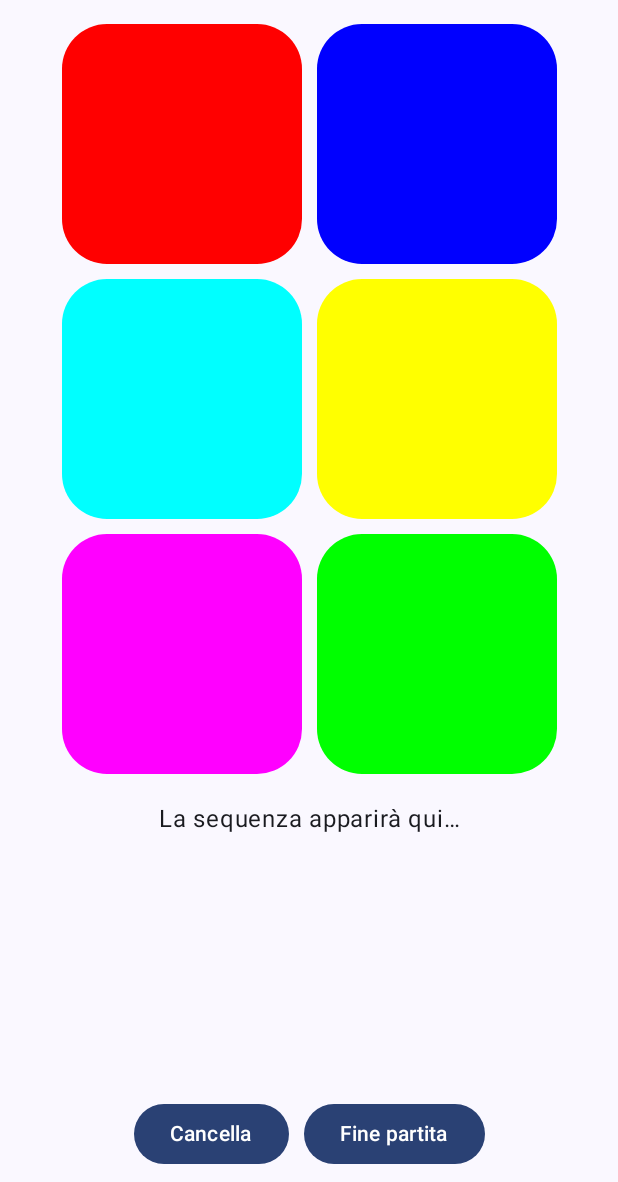
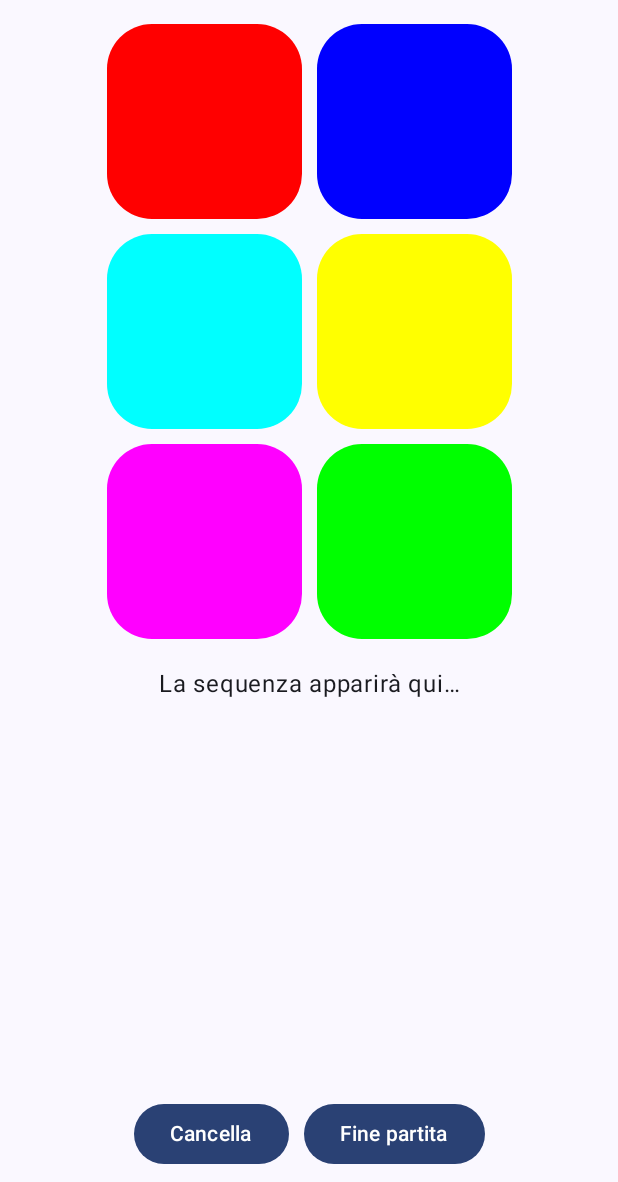
Before and after one commit to FengDiesel/SimonGame, an Android app built with Jetpack Compose: the screen it shows after launch (MainActivity), on a phone screen of 412 x 824 dp, the part 54-1236 px from its top. Run offline under Robolectric (Android 15) with nearby library versions, the light colour scheme and no system bars; 1 statement that could not run was skipped.

Commit message:
Code cleanup and formatting
- Code formatting with "Ctrl+alt+L"
- Fixed boxes dimensions on landscape mode
- Removed unused imports
- Added basic documentation to main composable functions

```diff
--- a/app/src/main/java/com/example/simongame/HomeScreen.kt
+++ b/app/src/main/java/com/example/simongame/HomeScreen.kt
@@ -1,11 +1,8 @@
 package com.example.simongame
 
 import android.content.res.Configuration
-import android.widget.TextView
 import androidx.compose.foundation.background
-import androidx.compose.foundation.border
 import androidx.compose.foundation.clickable
-import androidx.compose.foundation.layout.Arrangement
 import androidx.compose.foundation.layout.Box
 import androidx.compose.foundation.layout.Column
 import androidx.compose.foundation.layout.Row
@@ -13,7 +10,6 @@ import androidx.compose.foundation.layout.Spacer
 import androidx.compose.foundation.layout.fillMaxSize
 import androidx.compose.foundation.layout.fillMaxWidth
 import androidx.compose.foundation.layout.height
-import androidx.compose.foundation.layout.heightIn
 import androidx.compose.foundation.layout.padding
 import androidx.compose.foundation.layout.size
 import androidx.compose.foundation.layout.width
@@ -40,8 +36,16 @@ import androidx.compose.ui.res.stringResource
 import androidx.compose.ui.text.font.FontWeight
 import kotlin.text.ifEmpty
 
+/**
+ * Schermata di avvio dove l'utente puo' comporre una sequenza di colori.
+ * Gestisce il layout portrait/landscape e
+ * mantiene lo stato della giocata in corso.
+ *
+ * @param onEndGame Funzione invocata alla pressione del tasto "Fine Partita".
+ * Fornisce in output la sequenza finale sotto forma di stringa.
+ */
 @Composable
-fun HomeScreen(onEndGame: (String) -> Unit){
+fun HomeScreen(onEndGame: (String) -> Unit) {
     val configuration = LocalConfiguration.current.orientation
 
     var sequence by rememberSaveable { mutableStateOf("") }
@@ -59,7 +63,7 @@ fun HomeScreen(onEndGame: (String) -> Unit){
             .fillMaxSize()
             .padding(8.dp),
         horizontalAlignment = Alignment.CenterHorizontally
-    ){
+    ) {
         Text(
             text = stringResource(R.string.app_name),
             style = MaterialTheme.typography.titleLarge,
@@ -68,28 +72,36 @@ fun HomeScreen(onEndGame: (String) -> Unit){
         )
 
 
-        if(configuration == Configuration.ORIENTATION_LANDSCAPE){
+        if (configuration == Configuration.ORIENTATION_LANDSCAPE) {
             Row(
                 modifier = Modifier.fillMaxSize()
             ) {
-                colorGrid(onColorClick = { color -> addColor(color) }, modifier = Modifier.weight(1f))
+                ColorGrid(
+                    onColorClick = { color -> addColor(color) },
+                    modifier = Modifier.weight(1f)
+                )
 
                 Spacer(modifier = Modifier.width(10.dp))
 
-                gameBody(sequence, onEndGame = { onEndGame(sequence); sequence = "" }, onClear = { sequence = ""}, modifier = Modifier.weight(1f))
+                GameBody(
+                    sequence,
+                    onEndGame = { onEndGame(sequence); sequence = "" },
+                    onClear = { sequence = "" },
+                    modifier = Modifier.weight(1f)
+                )
             }
-        }else{
+        } else {
             Column(
                 modifier = Modifier.fillMaxSize(),
                 horizontalAlignment = Alignment.CenterHorizontally
             ) {
-                colorGrid(
+                ColorGrid(
                     onColorClick = { color -> addColor(color) }
                 )
 
                 Spacer(modifier = Modifier.height(10.dp))
 
-                gameBody(
+                GameBody(
                     sequence,
                     onEndGame = { onEndGame(sequence); sequence = "" },
                     onClear = { sequence = "" }
@@ -99,14 +111,25 @@ fun HomeScreen(onEndGame: (String) -> Unit){
     }
 }
 
+/**
+ * Composable che genera una matrice 3x2 di box colorati cliccabili.
+ *
+ * @param onColorClick Funzione invocata quando un colore viene premuto.
+ * Ritorna la lettera iniziale del colore.
+ * @param modifier Modificatore per gestire le dimensioni e layout.
+ */
 @Composable
-fun colorGrid(onColorClick: (String) -> Unit, modifier: Modifier = Modifier){
-    val sizeModifier = Modifier.size(160.dp)
+fun ColorGrid(onColorClick: (String) -> Unit, modifier: Modifier = Modifier) {
+    val sizeModifier =
+        if (LocalConfiguration.current.orientation == Configuration.ORIENTATION_PORTRAIT) {
+            Modifier.size(130.dp)
+        } else Modifier.size(90.dp)
 
     Column(horizontalAlignment = Alignment.CenterHorizontally, modifier = modifier) {
 
         Row() {
-            Box(modifier = sizeModifier
+            Box(
+                modifier = sizeModifier
                     .clip(RoundedCornerShape(30.dp))
                     .background(Color.Red)
                     .clickable { onColorClick("R") }
@@ -114,7 +137,8 @@ fun colorGrid(onColorClick: (String) -> Unit, modifier: Modifier = Modifier){
 
             Spacer(modifier = Modifier.width(10.dp))
 
-            Box(modifier = sizeModifier
+            Box(
+                modifier = sizeModifier
                     .clip(RoundedCornerShape(30.dp))
                     .background(Color.Blue)
                     .clickable { onColorClick("B") }
@@ -124,7 +148,8 @@ fun colorGrid(onColorClick: (String) -> Unit, modifier: Modifier = Modifier){
         Spacer(modifier = Modifier.height(10.dp))
 
         Row() {
-            Box(modifier = sizeModifier
+            Box(
+                modifier = sizeModifier
                     .clip(RoundedCornerShape(30.dp))
                     .background(Color.Cyan)
                     .clickable { onColorClick("C") }
@@ -132,7 +157,8 @@ fun colorGrid(onColorClick: (String) -> Unit, modifier: Modifier = Modifier){
 
             Spacer(modifier = Modifier.width(10.dp))
 
-            Box(modifier = sizeModifier
+            Box(
+                modifier = sizeModifier
                     .clip(RoundedCornerShape(30.dp))
                     .background(Color.Yellow)
                     .clickable { onColorClick("Y") }
@@ -141,7 +167,8 @@ fun colorGrid(onColorClick: (String) -> Unit, modifier: Modifier = Modifier){
         Spacer(modifier = Modifier.height(10.dp))
 
         Row() {
-            Box(modifier = sizeModifier
+            Box(
+                modifier = sizeModifier
                     .clip(RoundedCornerShape(30.dp))
                     .background(Color.Magenta)
                     .clickable { onColorClick("M") }
@@ -149,7 +176,8 @@ fun colorGrid(onColorClick: (String) -> Unit, modifier: Modifier = Modifier){
 
             Spacer(modifier = Modifier.width(10.dp))
 
-            Box(modifier = sizeModifier
+            Box(
+                modifier = sizeModifier
                     .clip(RoundedCornerShape(30.dp))
                     .background(Color.Green)
                     .clickable { onColorClick("G") }
@@ -158,9 +186,22 @@ fun colorGrid(onColorClick: (String) -> Unit, modifier: Modifier = Modifier){
     }
 }
 
+/**
+ * Composable che genera l'area di testo della sequenza e i bottoni.
+ *
+ * @param sequence Stringa della sequenza di colori in corso.
+ * @param onEndGame Funzione invocata per terminare la partita.
+ * @param onClear Funzione invocata per svuotare la sequenza.
+ * @param modifier Modificatore per gestire le dimensioni e layout.
+ */
 @Composable
-fun gameBody(sequence: String, onEndGame: (String) -> Unit, onClear: () -> Unit, modifier: Modifier = Modifier){
-    Column(modifier = modifier, horizontalAlignment = Alignment.CenterHorizontally){
+fun GameBody(
+    sequence: String,
+    onEndGame: (String) -> Unit,
+    onClear: () -> Unit,
+    modifier: Modifier = Modifier
+) {
+    Column(modifier = modifier, horizontalAlignment = Alignment.CenterHorizontally) {
         Text(
             text = sequence.ifEmpty { stringResource(R.string.start_sequence) },
             modifier = Modifier
@@ -191,7 +232,7 @@ fun gameBody(sequence: String, onEndGame: (String) -> Unit, onClear: () -> Unit,
 
 @Preview
 @Composable
-fun HomeScreenPreview(){
+fun HomeScreenPreview() {
     HomeScreen(
         onEndGame = {}
     )
```
Also changed, not shown: app/src/main/java/com/example/simongame/FinalScreen.kt (+21 -13 lines), app/src/main/java/com/example/simongame/MainActivity.kt (+9 -4 lines). Lines whose indentation alone changed are shown as unchanged.
